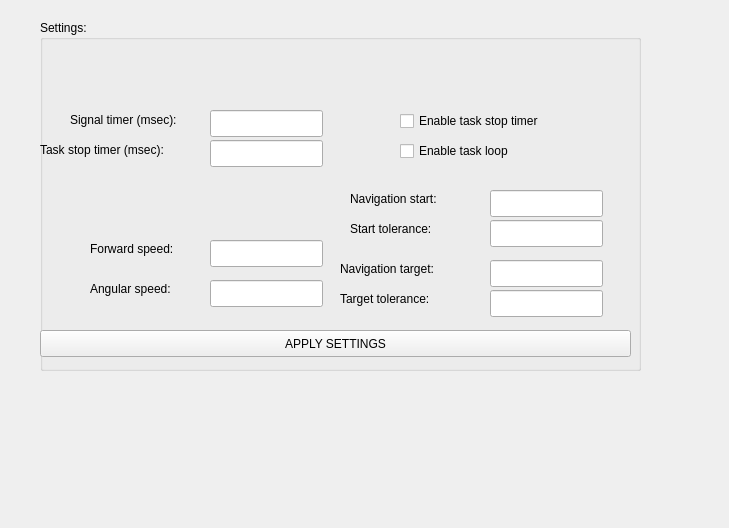
Above: Hanse/TaskXsensNavigation/taskxsensnavigationform.ui from iti-luebeck/HANSE2011 before the change. Below: the same form after it.
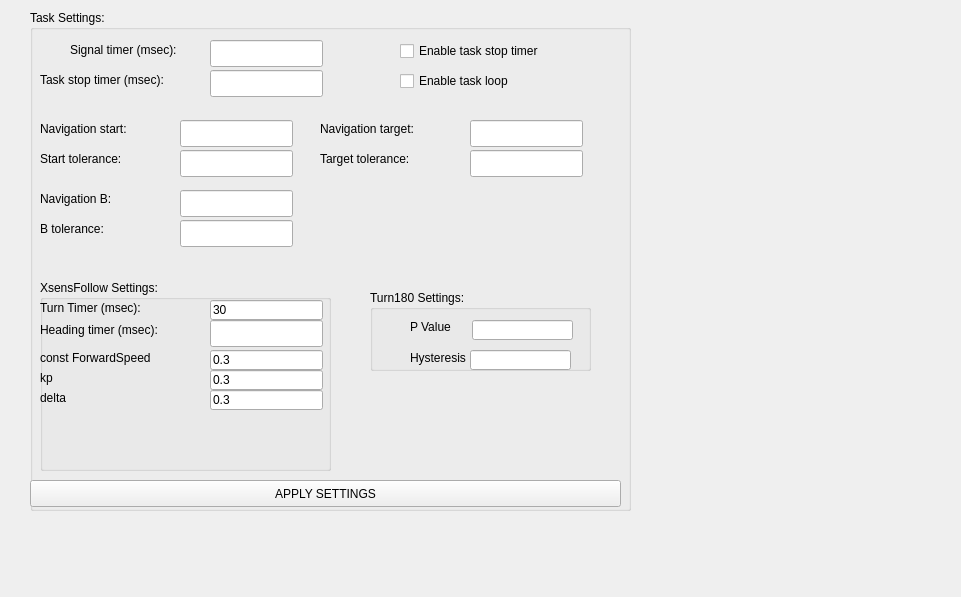
That is the form after the change.

What changed in the file:
```diff
--- a/Hanse/TaskXsensNavigation/taskxsensnavigationform.ui
+++ b/Hanse/TaskXsensNavigation/taskxsensnavigationform.ui
@@ -6,8 +6,8 @@
    <rect>
     <x>0</x>
     <y>0</y>
-    <width>729</width>
-    <height>528</height>
+    <width>961</width>
+    <height>597</height>
    </rect>
   </property>
   <property name="windowTitle">
@@ -16,66 +16,20 @@
   <widget class="QGroupBox" name="groupBox">
    <property name="geometry">
     <rect>
-     <x>40</x>
-     <y>20</y>
+     <x>30</x>
+     <y>10</y>
      <width>601</width>
-     <height>351</height>
+     <height>501</height>
     </rect>
    </property>
    <property name="title">
-    <string>Settings:</string>
+    <string>Task Settings:</string>
    </property>
-   <widget class="QLineEdit" name="forwardInput">
-    <property name="geometry">
-     <rect>
-      <x>170</x>
-      <y>220</y>
-      <width>113</width>
-      <height>27</height>
-     </rect>
-    </property>
-   </widget>
-   <widget class="QLineEdit" name="angularInput">
-    <property name="geometry">
-     <rect>
-      <x>170</x>
-      <y>260</y>
-      <width>113</width>
-      <height>27</height>
-     </rect>
-    </property>
-   </widget>
-   <widget class="QLabel" name="label_4">
-    <property name="geometry">
-     <rect>
-      <x>50</x>
-      <y>220</y>
-      <width>111</width>
-      <height>17</height>
-     </rect>
-    </property>
-    <property name="text">
-     <string>Forward speed: </string>
-    </property>
-   </widget>
-   <widget class="QLabel" name="label_5">
-    <property name="geometry">
-     <rect>
-      <x>50</x>
-      <y>260</y>
-      <width>101</width>
-      <height>17</height>
-     </rect>
-    </property>
-    <property name="text">
-     <string>Angular speed:</string>
-    </property>
-   </widget>
    <widget class="QLabel" name="label_6">
     <property name="geometry">
      <rect>
-      <x>310</x>
-      <y>170</y>
+      <x>10</x>
+      <y>110</y>
       <width>121</width>
       <height>17</height>
      </rect>
@@ -87,8 +41,8 @@
    <widget class="QLineEdit" name="startInput">
     <property name="geometry">
      <rect>
-      <x>450</x>
-      <y>170</y>
+      <x>150</x>
+      <y>110</y>
       <width>113</width>
       <height>27</height>
      </rect>
@@ -97,8 +51,8 @@
    <widget class="QLabel" name="label_7">
     <property name="geometry">
      <rect>
-      <x>300</x>
-      <y>240</y>
+      <x>290</x>
+      <y>110</y>
       <width>141</width>
       <height>17</height>
      </rect>
@@ -110,8 +64,8 @@
    <widget class="QLineEdit" name="targetInput">
     <property name="geometry">
      <rect>
-      <x>450</x>
-      <y>240</y>
+      <x>440</x>
+      <y>110</y>
       <width>113</width>
       <height>27</height>
      </rect>
@@ -121,7 +75,7 @@
     <property name="geometry">
      <rect>
       <x>0</x>
-      <y>310</y>
+      <y>470</y>
       <width>591</width>
       <height>27</height>
      </rect>
@@ -133,8 +87,8 @@
    <widget class="QLabel" name="label_8">
     <property name="geometry">
      <rect>
-      <x>310</x>
-      <y>200</y>
+      <x>10</x>
+      <y>140</y>
       <width>121</width>
       <height>17</height>
      </rect>
@@ -146,8 +100,8 @@
    <widget class="QLineEdit" name="startToleranceInput">
     <property name="geometry">
      <rect>
-      <x>450</x>
-      <y>200</y>
+      <x>150</x>
+      <y>140</y>
       <width>113</width>
       <height>27</height>
      </rect>
@@ -156,8 +110,8 @@
    <widget class="QLineEdit" name="targetToleranceInput">
     <property name="geometry">
      <rect>
-      <x>450</x>
-      <y>270</y>
+      <x>440</x>
+      <y>140</y>
       <width>113</width>
       <height>27</height>
      </rect>
@@ -166,8 +120,8 @@
    <widget class="QLabel" name="label_9">
     <property name="geometry">
      <rect>
-      <x>300</x>
-      <y>270</y>
+      <x>290</x>
+      <y>140</y>
       <width>141</width>
       <height>17</height>
      </rect>
@@ -179,8 +133,8 @@
    <widget class="QCheckBox" name="enableTimerBox">
     <property name="geometry">
      <rect>
-      <x>360</x>
-      <y>90</y>
+      <x>370</x>
+      <y>30</y>
       <width>201</width>
       <height>22</height>
      </rect>
@@ -192,8 +146,8 @@
    <widget class="QCheckBox" name="enableLoopBox">
     <property name="geometry">
      <rect>
-      <x>360</x>
-      <y>120</y>
+      <x>370</x>
+      <y>60</y>
       <width>141</width>
       <height>22</height>
      </rect>
@@ -205,8 +159,8 @@
    <widget class="QLineEdit" name="signalInput">
     <property name="geometry">
      <rect>
-      <x>170</x>
-      <y>90</y>
+      <x>180</x>
+      <y>30</y>
       <width>113</width>
       <height>27</height>
      </rect>
@@ -215,8 +169,8 @@
    <widget class="QLabel" name="label_3">
     <property name="geometry">
      <rect>
-      <x>30</x>
-      <y>90</y>
+      <x>40</x>
+      <y>30</y>
       <width>131</width>
       <height>20</height>
      </rect>
@@ -228,8 +182,8 @@
    <widget class="QLineEdit" name="taskStopInput">
     <property name="geometry">
      <rect>
-      <x>170</x>
-      <y>120</y>
+      <x>180</x>
+      <y>60</y>
       <width>113</width>
       <height>27</height>
      </rect>
@@ -238,8 +192,8 @@
    <widget class="QLabel" name="label_10">
     <property name="geometry">
      <rect>
-      <x>0</x>
-      <y>120</y>
+      <x>10</x>
+      <y>60</y>
       <width>161</width>
       <height>20</height>
      </rect>
@@ -248,6 +202,254 @@
      <string>Task stop timer (msec):</string>
     </property>
    </widget>
+   <widget class="QGroupBox" name="groupBox_2">
+    <property name="geometry">
+     <rect>
+      <x>10</x>
+      <y>270</y>
+      <width>291</width>
+      <height>191</height>
+     </rect>
+    </property>
+    <property name="title">
+     <string>XsensFollow Settings:</string>
+    </property>
+    <widget class="QLineEdit" name="delta">
+     <property name="geometry">
+      <rect>
+       <x>170</x>
+       <y>110</y>
+       <width>113</width>
+       <height>20</height>
+      </rect>
+     </property>
+     <property name="text">
+      <string>0.3</string>
+     </property>
+    </widget>
+    <widget class="QLineEdit" name="ffSpeed">
+     <property name="geometry">
+      <rect>
+       <x>170</x>
+       <y>70</y>
+       <width>113</width>
+       <height>20</height>
+      </rect>
+     </property>
+     <property name="text">
+      <string>0.3</string>
+     </property>
+    </widget>
+    <widget class="QLabel" name="ffSpeedLabel">
+     <property name="geometry">
+      <rect>
+       <x>0</x>
+       <y>70</y>
+       <width>141</width>
+       <height>16</height>
+      </rect>
+     </property>
+     <property name="text">
+      <string>const ForwardSpeed</string>
+     </property>
+    </widget>
+    <widget class="QLabel" name="deltaLabel">
+     <property name="geometry">
+      <rect>
+       <x>0</x>
+       <y>110</y>
+       <width>121</width>
+       <height>16</height>
+      </rect>
+     </property>
+     <property name="text">
+      <string>delta</string>
+     </property>
+    </widget>
+    <widget class="QLabel" name="kpLabel">
+     <property name="geometry">
+      <rect>
+       <x>0</x>
+       <y>90</y>
+       <width>121</width>
+       <height>16</height>
+      </rect>
+     </property>
+     <property name="text">
+      <string>kp</string>
+     </property>
+    </widget>
+    <widget class="QLineEdit" name="kp">
+     <property name="geometry">
+      <rect>
+       <x>170</x>
+       <y>90</y>
+       <width>113</width>
+       <height>20</height>
+      </rect>
+     </property>
+     <property name="text">
+      <string>0.3</string>
+     </property>
+    </widget>
+    <widget class="QLineEdit" name="driveTime">
+     <property name="geometry">
+      <rect>
+       <x>170</x>
+       <y>20</y>
+       <width>113</width>
+       <height>20</height>
+      </rect>
+     </property>
+     <property name="text">
+      <string>30</string>
+     </property>
+    </widget>
+    <widget class="QLabel" name="driveTimeLabel">
+     <property name="geometry">
+      <rect>
+       <x>0</x>
+       <y>20</y>
+       <width>141</width>
+       <height>16</height>
+      </rect>
+     </property>
+     <property name="text">
+      <string>Turn Timer (msec):</string>
+     </property>
+    </widget>
+    <widget class="QLabel" name="label_4">
+     <property name="geometry">
+      <rect>
+       <x>0</x>
+       <y>40</y>
+       <width>161</width>
+       <height>20</height>
+      </rect>
+     </property>
+     <property name="text">
+      <string>Heading timer (msec):</string>
+     </property>
+    </widget>
+    <widget class="QLineEdit" name="timerInput">
+     <property name="geometry">
+      <rect>
+       <x>170</x>
+       <y>40</y>
+       <width>113</width>
+       <height>27</height>
+      </rect>
+     </property>
+     <property name="text">
+      <string/>
+     </property>
+    </widget>
+   </widget>
+   <widget class="QGroupBox" name="groupBox_3">
+    <property name="geometry">
+     <rect>
+      <x>340</x>
+      <y>280</y>
+      <width>221</width>
+      <height>81</height>
+     </rect>
+    </property>
+    <property name="title">
+     <string>Turn180 Settings:</string>
+    </property>
+    <widget class="QLabel" name="label_2">
+     <property name="geometry">
+      <rect>
+       <x>40</x>
+       <y>60</y>
+       <width>61</width>
+       <height>16</height>
+      </rect>
+     </property>
+     <property name="text">
+      <string>Hysteresis</string>
+     </property>
+    </widget>
+    <widget class="QLineEdit" name="hysteresisEdit">
+     <property name="geometry">
+      <rect>
+       <x>100</x>
+       <y>60</y>
+       <width>101</width>
+       <height>20</height>
+      </rect>
+     </property>
+    </widget>
+    <widget class="QLineEdit" name="pEdit">
+     <property name="geometry">
+      <rect>
+       <x>102</x>
+       <y>30</y>
+       <width>101</width>
+       <height>20</height>
+      </rect>
+     </property>
+    </widget>
+    <widget class="QLabel" name="label">
+     <property name="geometry">
+      <rect>
+       <x>40</x>
+       <y>30</y>
+       <width>46</width>
+       <height>13</height>
+      </rect>
+     </property>
+     <property name="text">
+      <string>P Value</string>
+     </property>
+    </widget>
+   </widget>
+   <widget class="QLineEdit" name="bToleranceInput">
+    <property name="geometry">
+     <rect>
+      <x>150</x>
+      <y>210</y>
+      <width>113</width>
+      <height>27</height>
+     </rect>
+    </property>
+   </widget>
+   <widget class="QLineEdit" name="bInput">
+    <property name="geometry">
+     <rect>
+      <x>150</x>
+      <y>180</y>
+      <width>113</width>
+      <height>27</height>
+     </rect>
+    </property>
+   </widget>
+   <widget class="QLabel" name="label_11">
+    <property name="geometry">
+     <rect>
+      <x>10</x>
+      <y>180</y>
+      <width>121</width>
+      <height>17</height>
+     </rect>
+    </property>
+    <property name="text">
+     <string>Navigation B:</string>
+    </property>
+   </widget>
+   <widget class="QLabel" name="label_12">
+    <property name="geometry">
+     <rect>
+      <x>10</x>
+      <y>210</y>
+      <width>121</width>
+      <height>17</height>
+     </rect>
+    </property>
+    <property name="text">
+     <string>B tolerance:</string>
+    </property>
+   </widget>
   </widget>
  </widget>
  <resources/>
```
